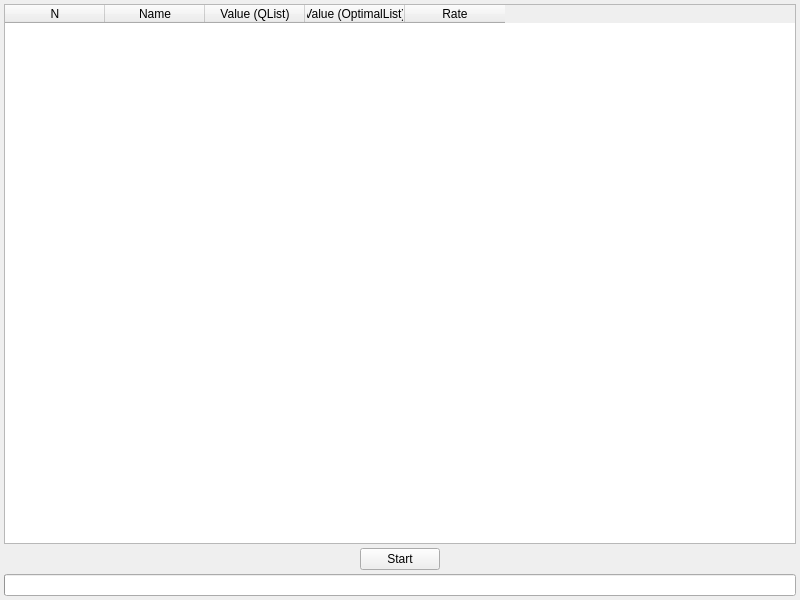
First picture: the form in src/main/mainwindow.ui, repository Gris87/OptimalList, before the edit.
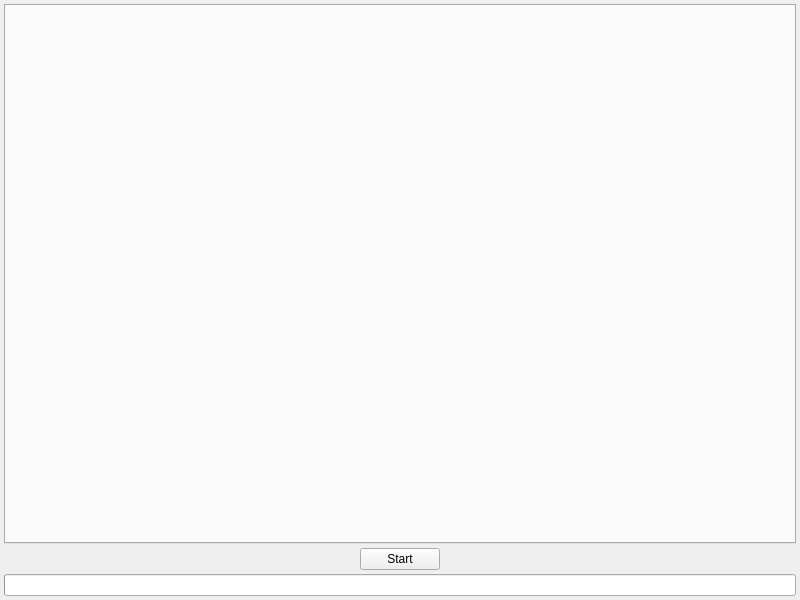
Second picture: the form after the edit. Custom widgets are drawn as their Qt base class.

Commit message: Tabs for each test case

Patch:
```diff
--- a/src/main/mainwindow.ui
+++ b/src/main/mainwindow.ui
@@ -22,33 +22,7 @@
      <number>4</number>
     </property>
     <item>
-     <widget class="CopyableTable" name="testsTableWidget">
-      <column>
-       <property name="text">
-        <string>N</string>
-       </property>
-      </column>
-      <column>
-       <property name="text">
-        <string>Name</string>
-       </property>
-      </column>
-      <column>
-       <property name="text">
-        <string>Value (QList)</string>
-       </property>
-      </column>
-      <column>
-       <property name="text">
-        <string>Value (OptimalList)</string>
-       </property>
-      </column>
-      <column>
-       <property name="text">
-        <string>Rate</string>
-       </property>
-      </column>
-     </widget>
+     <widget class="QTabWidget" name="testsTabWidget"/>
     </item>
     <item>
      <layout class="QHBoxLayout" name="horizontalLayout">
@@ -101,13 +75,6 @@
   </widget>
  </widget>
  <layoutdefault spacing="6" margin="11"/>
- <customwidgets>
-  <customwidget>
-   <class>CopyableTable</class>
-   <extends>QTableWidget</extends>
-   <header>src/widgets/copyabletable.h</header>
-  </customwidget>
- </customwidgets>
  <resources/>
  <connections/>
 </ui>
```
The commit also changes 2 other files.
